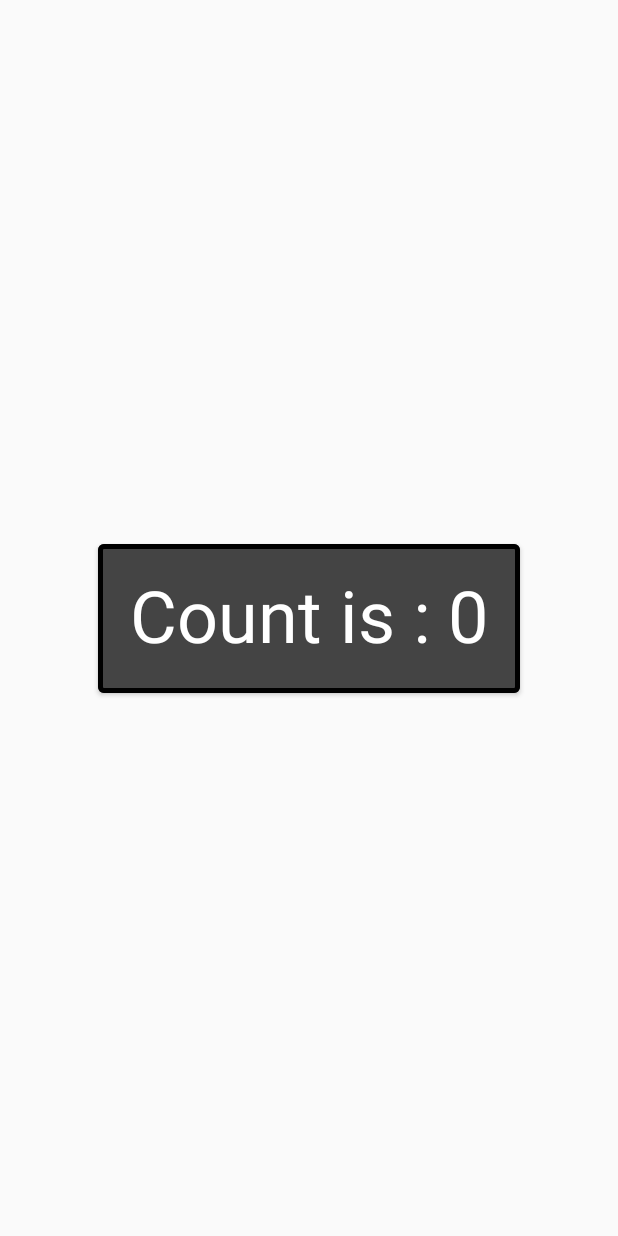
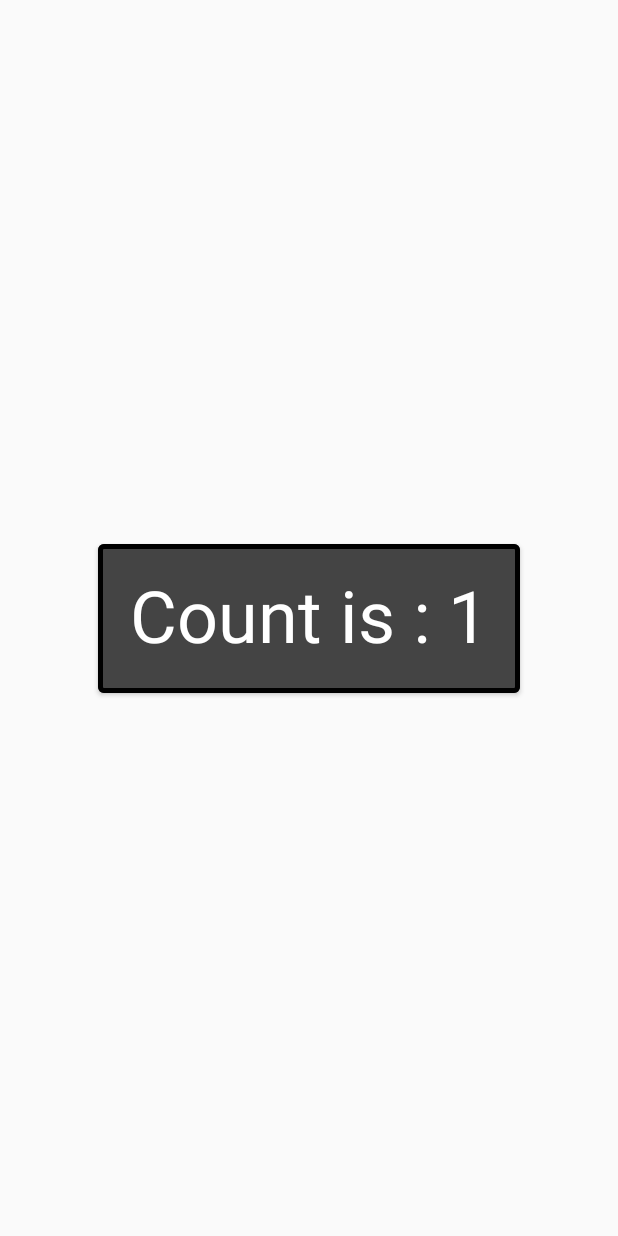
Before and after one commit to K-Mose/JetpackComposeFundamentals, an Android app built with Jetpack Compose: the screen it shows after launch (ComposeStateActivity), after a tap on an icon or button, on a phone screen of 412 x 824 dp. Run offline under Robolectric (Android 15) with nearby library versions, the phone set to English and light mode, and no system bars.

Commit message:
Recomposition - UI Update

```diff
--- a/app/src/main/java/com/kmose/jetpackcomposefundamentals/state/ComposeStateActivity.kt
+++ b/app/src/main/java/com/kmose/jetpackcomposefundamentals/state/ComposeStateActivity.kt
@@ -35,15 +35,15 @@ class ComposeStateActivity : ComponentActivity() {
     }
 }
 
-var count = 0
+var count = mutableStateOf(0)
 
 @Preview
 @Composable
 fun stateButton() {
     val context = LocalContext.current
     Button(onClick = {
-        count += 1
-        Toast.makeText(context, "Count is : $count", Toast.LENGTH_LONG).show()
+        count.value = count.value + 1
+        Toast.makeText(context, "Count is : ${count.value}", Toast.LENGTH_SHORT).show()
     },
         contentPadding = PaddingValues(16.dp),
         border = BorderStroke(3.dp, Color.Black),
@@ -52,7 +52,7 @@ fun stateButton() {
             contentColor = Color.White
         )
     ) {
-        Text(text = "Count is : $count",
+        Text(text = "Count is : ${count.value}",
             style = MaterialTheme.typography.h3,
             modifier = Modifier.padding(5.dp)
         )
```
